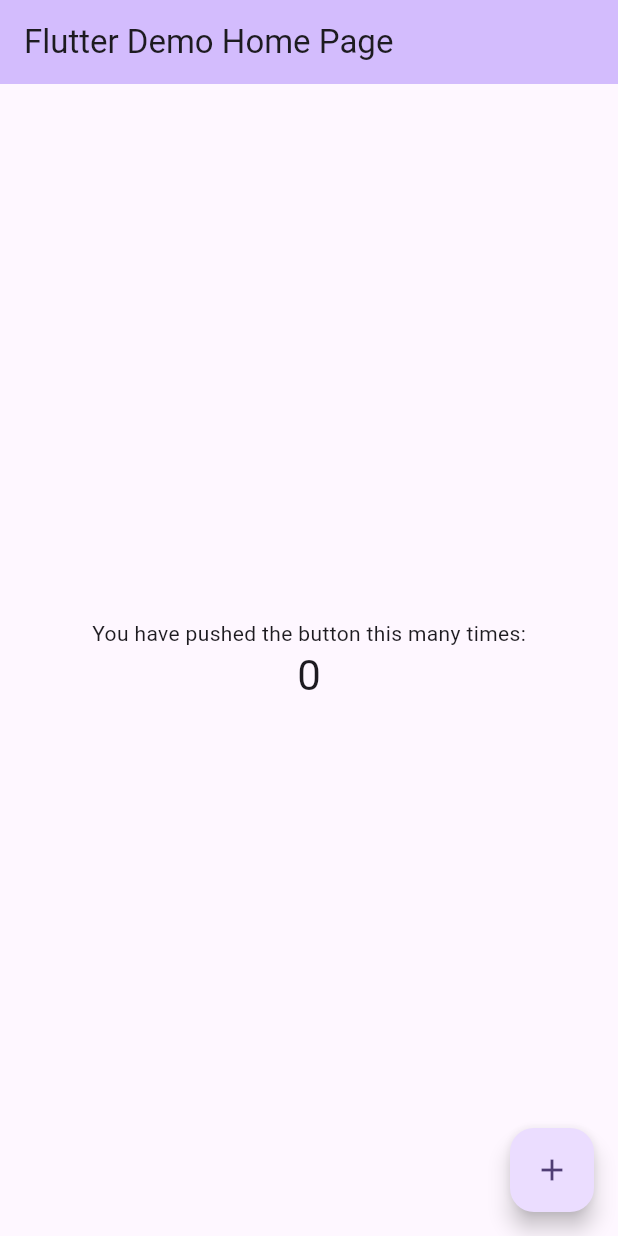
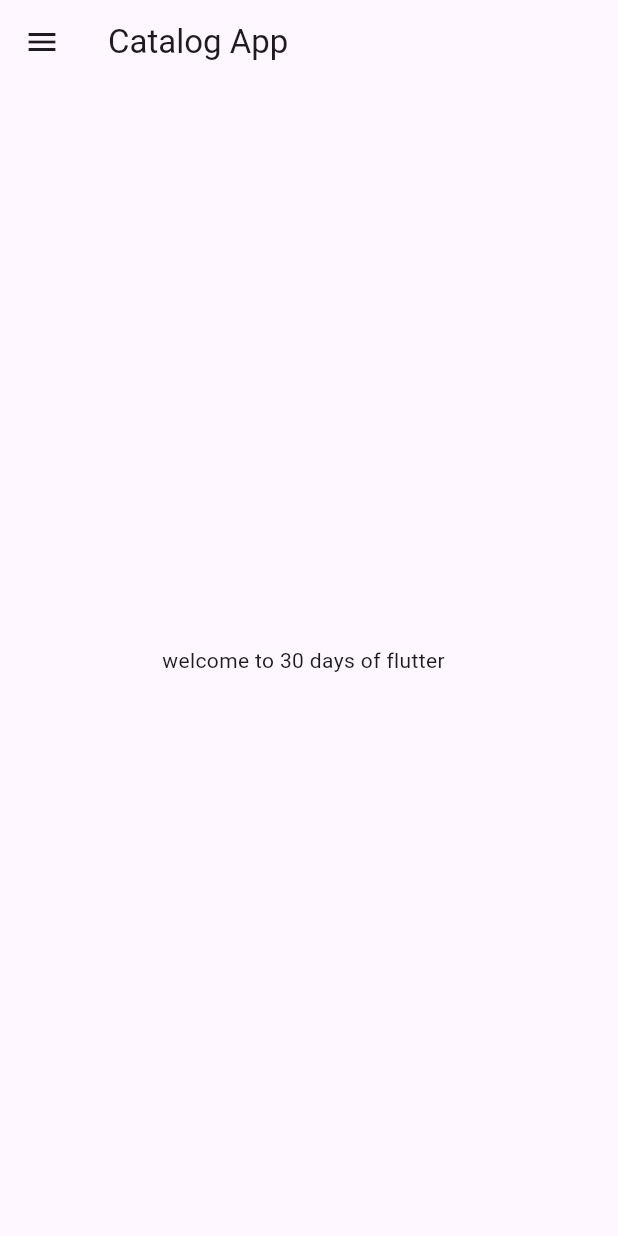
Before and after one commit to bhumika152/30DaysFlutter, a Flutter app: the screen it shows after launch, on a phone screen of 412 x 824 dp. Run offline on Flutter 3.47's test engine with Material 3 defaults, Android fonts, the phone set to English and light mode, and no system bars.

Commit message:
day 2 completed

```diff
--- /dev/null
+++ b/lib/home_page.dart
@@ -0,0 +1,18 @@
+import "package:flutter/material.dart";
+class Home extends StatelessWidget{
+  Widget build(BuildContext context){
+    return Scaffold(
+      appBar: AppBar(
+        title: Text("Catalog App"),
+      ),
+      body: Center(
+
+          child: Container(
+            child: Text("welcome to 30 days of flutter  "),
+          ),
+        ),
+        drawer: Drawer(),
+      );
+
+  }
+}
--- a/lib/main.dart
+++ b/lib/main.dart
@@ -1,125 +1,14 @@
+import 'package:firstapp/home_page.dart';
 import 'package:flutter/material.dart';
 
 void main() {
-  runApp(const MyApp());
+  runApp(MyApp());
 }
 
 class MyApp extends StatelessWidget {
-  const MyApp({super.key});
-
-  // This widget is the root of your application.
-  @override
   Widget build(BuildContext context) {
     return MaterialApp(
-      title: 'Flutter Demo',
-      theme: ThemeData(
-        // This is the theme  of your application.
-        //
-        // TRY THIS: Try running your application with "flutter run". You'll see
-        // the application has a purple toolbar. Then, without quitting the app,
-        // try changing the seedColor in the colorScheme below to Colors.green
-        // and then invoke "hot reload" (save your changes or press the "hot
-        // reload" button in a Flutter-supported IDE, or press "r" if you used
-        // the command line to start the app).
-        //
-        // Notice that the counter didn't reset back to zero; the application
-        // state is not lost during the reload. To reset the state, use hot
-        // restart instead.
-        //
-        // This works for code too, not just values: Most code changes can be
-        // tested with just a hot reload.
-        colorScheme: ColorScheme.fromSeed(seedColor: Colors.deepPurple),
-        useMaterial3: true,
-      ),
-      home: const MyHomePage(title: 'Flutter Demo Home Page'),
+      home: Home(),
     );
   }
 }
-
-class MyHomePage extends StatefulWidget {
-  const MyHomePage({super.key, required this.title});
-
-  // This widget is the home page of your application. It is stateful, meaning
-  // that it has a State object (defined below) that contains fields that affect
-  // how it looks.
-
-  // This class is the configuration for the state. It holds the values (in this
-  // case the title) provided by the parent (in this case the App widget) and
-  // used by the build method of the State. Fields in a Widget subclass are
-  // always marked "final".
-
-  final String title;
-
-  @override
-  State<MyHomePage> createState() => _MyHomePageState();
-}
-
-class _MyHomePageState extends State<MyHomePage> {
-  int _counter = 0;
-
-  void _incrementCounter() {
-    setState(() {
-      // This call to setState tells the Flutter framework that something has
-      // changed in this State, which causes it to rerun the build method below
-      // so that the display can reflect the updated values. If we changed
-      // _counter without calling setState(), then the build method would not be
-      // called again, and so nothing would appear to happen.
-      _counter++;
-    });
-  }
-
-  @override
-  Widget build(BuildContext context) {
-    // This method is rerun every time setState is called, for instance as done
-    // by the _incrementCounter method above.
-    //
-    // The Flutter framework has been optimized to make rerunning build methods
-    // fast, so that you can just rebuild anything that needs updating rather
-    // than having to individually change instances of widgets.
-    return Scaffold(
-      appBar: AppBar(
-        // TRY THIS: Try changing the color here to a specific color (to
-        // Colors.amber, perhaps?) and trigger a hot reload to see the AppBar
-        // change color while the other colors stay the same.
-        backgroundColor: Theme.of(context).colorScheme.inversePrimary,
-        // Here we take the value from the MyHomePage object that was created by
-        // the App.build method, and use it to set our appbar title.
-        title: Text(widget.title),
-      ),
-      body: Center(
-        // Center is a layout widget. It takes a single child and positions it
-        // in the middle of the parent.
-        child: Column(
-          // Column is also a layout widget. It takes a list of children and
-          // arranges them vertically. By default, it sizes itself to fit its
-          // children horizontally, and tries to be as tall as its parent.
-          //
-          // Column has various properties to control how it sizes itself and
-          // how it positions its children. Here we use mainAxisAlignment to
-          // center the children vertically; the main axis here is the vertical
-          // axis because Columns are vertical (the cross axis would be
-          // horizontal).
-          //
-          // TRY THIS: Invoke "debug painting" (choose the "Toggle Debug Paint"
-          // action in the IDE, or press "p" in the console), to see the
-          // wireframe for each widget.
-          mainAxisAlignment: MainAxisAlignment.center,
-          children: <Widget>[
-            const Text(
-              'You have pushed the button this many times:',
-            ),
-            Text(
-              '$_counter',
-              style: Theme.of(context).textTheme.headlineMedium,
-            ),
-          ],
-        ),
-      ),
-      floatingActionButton: FloatingActionButton(
-        onPressed: _incrementCounter,
-        tooltip: 'Increment',
-        child: const Icon(Icons.add),
-      ), // This trailing comma makes auto-formatting nicer for build methods.
-    );
-  }
-}
```
